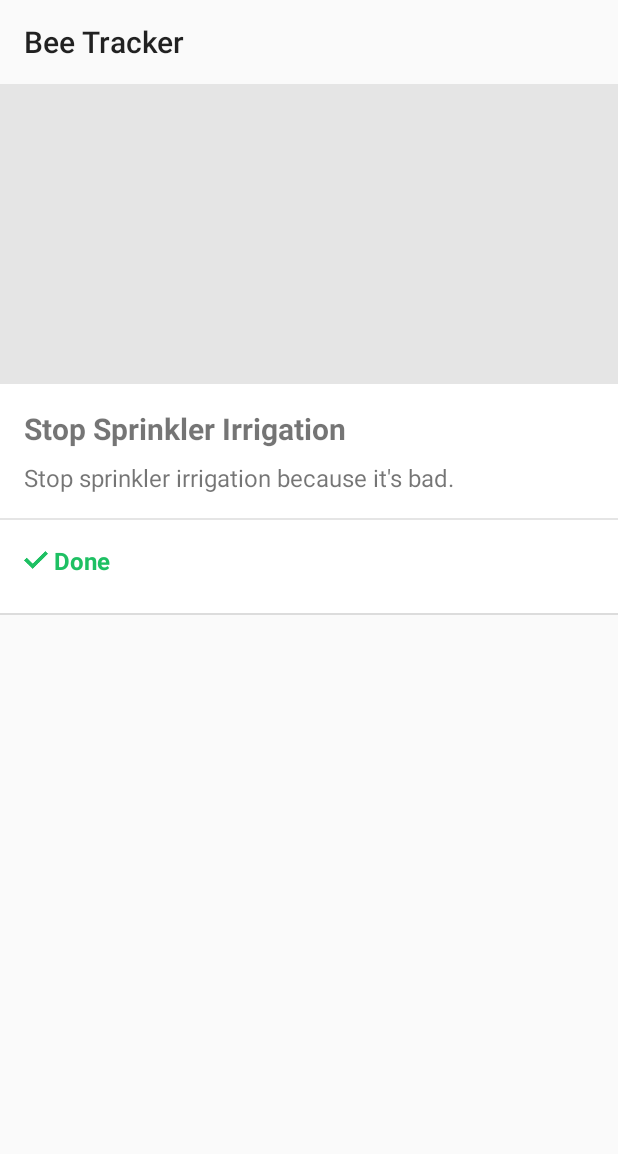
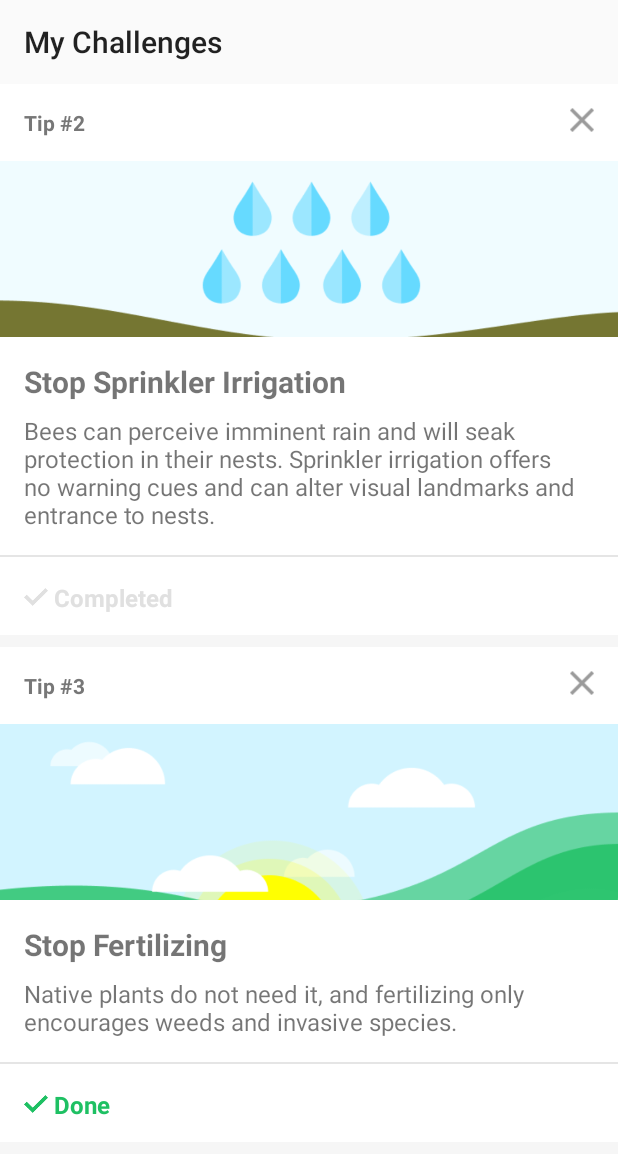
Before and after one commit to uwblueprint/foe-android, an Android app: the screen it shows after launch (LearnActivity), after a tap on "Done", on a phone screen of 412 x 824 dp. Shown: the top 1154 px of the screen. Run offline under Robolectric (Android 15) with nearby library versions, the phone set to English and light mode, and no system bars; 1 other tap on this screen came first.

Commit message:
Learn More, first build

```diff
--- a/BeeTracker/app/src/main/AndroidManifest.xml
+++ b/BeeTracker/app/src/main/AndroidManifest.xml
@@ -10,10 +10,11 @@
         android:label="@string/app_name"
         android:supportsRtl="true"
         android:theme="@style/AppTheme">
-        <activity android:name=".LearnActivity">
+        <activity
+            android:name=".LearnActivity"
+            android:label="My Challenges">
             <intent-filter>
                 <action android:name="android.intent.action.MAIN" />
-
                 <category android:name="android.intent.category.LAUNCHER" />
             </intent-filter>
         </activity>
--- a/BeeTracker/app/src/main/java/com/blueprint/foe/beetracker/LearnActivity.java
+++ b/BeeTracker/app/src/main/java/com/blueprint/foe/beetracker/LearnActivity.java
@@ -1,11 +1,14 @@
 package com.blueprint.foe.beetracker;
 
+import android.graphics.drawable.ColorDrawable;
 import android.os.Bundle;
+import android.support.v7.app.ActionBar;
 import android.support.v7.app.AppCompatActivity;
 import android.view.View;
 import android.widget.AdapterView;
 import android.widget.LinearLayout;
 import android.widget.ListView;
+import android.widget.ImageView;
 import android.widget.TextView;
 
 import com.blueprint.foe.beetracker.Model.FactCollection;
@@ -22,33 +25,17 @@ public class LearnActivity extends AppCompatActivity {
         super.onCreate(savedInstanceState);
         setContentView(R.layout.activity_learn);
 
-        facts.addFact("Don\'t Mow So Low", "Mow so low.");
-        facts.addFact("Stop Sprinkler Irrigation", "Stop sprinkler irrigation because it's bad.");
+        facts.addFact("Don\'t Mow So Low",
+                "Mow lawns with a high blade setting to allow violets and clovers to grow.");
+        facts.addFact("Stop Sprinkler Irrigation",
+                "Bees can perceive imminent rain and will seak protection in their nests. Sprinkler irrigation offers no warning cues and can alter visual landmarks and entrance to nests.",
+                FactCollection.Category.WATER);
+        facts.addFact("Stop Fertilizing",
+                "Native plants do not need it, and fertilizing only encourages weeds and invasive species.");
 
         final FactsAdapter adapter = new FactsAdapter(this, facts.getFacts());
         ListView listView = (ListView) findViewById(R.id.factsListView);
 
         listView.setAdapter(adapter);
-
-        listView.setOnItemClickListener(new AdapterView.OnItemClickListener() {
-            @Override
-            public void onItemClick( AdapterView<?> parent, View view, final int position, long id) {
-                LinearLayout completeButton = (LinearLayout) view.findViewById(R.id.btnCompleteFact);
-
-                completeButton.setOnClickListener( new View.OnClickListener() {
-                    @Override
-                    public void onClick(View v) {
-
-                        System.out.println( position + " clicked!");
-                        facts.getFacts().remove(position);
-
-                        adapter.notifyDataSetChanged();
-
-                    }
-
-                });
-            }
-        });
-
     };
 }
--- a/BeeTracker/app/src/main/java/com/blueprint/foe/beetracker/Model/FactCollection.java
+++ b/BeeTracker/app/src/main/java/com/blueprint/foe/beetracker/Model/FactCollection.java
@@ -5,7 +5,12 @@ import java.util.ArrayList;
 /**
  * Created by johnsington on 2017-07-07.
  */
+
 public class FactCollection {
+
+    public enum Category {
+        GENERAL, GARDEN, WATER
+    }
 
     ArrayList<Fact> facts;
     static int id;
@@ -18,6 +23,13 @@ public class FactCollection {
     public void addFact(String title, String description) {
         Fact newFact = new Fact(title, description, this.id);
         this.facts.add(newFact);
+        this.id++;
+    }
+
+    public void addFact(String title, String description, Category category) {
+        Fact newFact = new Fact(title, description, this.id, category);
+        this.facts.add(newFact);
+        this.id++;
     }
 
     public ArrayList<Fact> getFacts () {
@@ -25,22 +37,37 @@ public class FactCollection {
     }
 
     public class Fact {
+
         String title;
         String description;
+        Category category;
         int id;
+
 
         public Fact(String title, String description, int id) {
             this.title = title;
             this.description = description;
             this.id = id;
+            this.category = Category.GENERAL;
+        }
+
+        public Fact(String title, String description, int id, Category category) {
+            this(title, description, id);
+            this.category = category;
         }
 
         public String getTitle() {
             return this.title;
         }
 
+        public int getId() {
+            return this.id;
+        }
+
         public String getDescription() {
             return this.description;
         }
+
+        public Category getCategory() { return this.category; }
     }
 }
--- a/BeeTracker/app/src/main/java/com/blueprint/foe/beetracker/Model/FactsAdapter.java
+++ b/BeeTracker/app/src/main/java/com/blueprint/foe/beetracker/Model/FactsAdapter.java
@@ -1,14 +1,18 @@
 package com.blueprint.foe.beetracker.Model;
 
 import android.content.Context;
+import android.support.v4.content.ContextCompat;
 import android.view.LayoutInflater;
 import android.view.View;
 import android.view.ViewGroup;
 import android.widget.ArrayAdapter;
+import android.widget.ImageView;
 import android.widget.LinearLayout;
 import android.widget.TextView;
 
 import com.blueprint.foe.beetracker.R;
+
+import org.w3c.dom.Text;
 
 import java.util.ArrayList;
 
@@ -25,17 +29,60 @@ public class FactsAdapter extends ArrayAdapter<FactCollection.Fact> {
     @Override
     public View getView(int position, View convertView, ViewGroup parent) {
         // Get the data item for this position
-        FactCollection.Fact fact = getItem(position);
+        final FactCollection.Fact fact = getItem(position);
         // Check if an existing view is being reused, otherwise inflate the view
         if (convertView == null) {
             convertView = LayoutInflater.from(getContext()).inflate(R.layout.fact_view, parent, false);
         }
 
+        //template fact data (illustration, text) into view
         TextView factTitle = (TextView) convertView.findViewById(R.id.factTitle);
         TextView factDescription = (TextView) convertView.findViewById(R.id.factDescription);
+        TextView factId = (TextView) convertView.findViewById(R.id.lblFactId);
 
         factTitle.setText(fact.getTitle());
         factDescription.setText(fact.getDescription());
+        factId.setText("Tip #" + Integer.toString(fact.getId()+1));
+
+        ImageView factImage = (ImageView) convertView.findViewById(R.id.imgFactIllustration);
+
+        switch (fact.getCategory()) {
+            case GENERAL:
+                factImage.setImageResource(R.drawable.fact_illustation_general);
+                break;
+            case WATER:
+                factImage.setImageResource(R.drawable.fact_illustration_water);
+                break;
+            default:
+                throw new Error("Fact Category not defined");
+        }
+
+        //set up tap event for X Close icon
+        LinearLayout closeButton = (LinearLayout) convertView.findViewById(R.id.btnClose);
+
+        closeButton.setOnClickListener( new View.OnClickListener() {
+            @Override
+            public void onClick(View v) {
+                System.out.println( fact.getId() + " clicked!");
+                remove(fact);
+            }
+
+        });
+
+        //set up event for completing a fact
+        LinearLayout completeButton = (LinearLayout) convertView.findViewById(R.id.btnCompleteFact);
+        final TextView completeText = (TextView) convertView.findViewById(R.id.lblCompleteCTA);
+        final ImageView completeImage = (ImageView) convertView.findViewById(R.id.iconCompleteCTA);
+
+        completeButton.setOnClickListener( new View.OnClickListener() {
+            @Override
+            public void onClick(View v) {
+                completeText.setText("Completed");
+                completeText.setTextColor(ContextCompat.getColor(getContext(), R.color.light_grey));
+                completeImage.setImageResource(R.drawable.icon_done_checkmark_disabled);
+            }
+
+        });
 
         return convertView;
     }
--- a/BeeTracker/app/src/main/res/layout/activity_learn.xml
+++ b/BeeTracker/app/src/main/res/layout/activity_learn.xml
@@ -4,12 +4,15 @@
     xmlns:tools="http://schemas.android.com/tools"
     android:layout_width="match_parent"
     android:layout_height="match_parent"
+    android:background="#F6F6F6"
     tools:context="com.blueprint.foe.beetracker.LearnActivity">
-
     <ListView
         android:id="@+id/factsListView"
+        android:animateLayoutChanges="true"
         android:layout_width="match_parent"
         android:layout_height="match_parent"
         android:layout_alignParentTop="true"
-        android:layout_alignParentStart="true" />
+        android:layout_alignParentStart="true"
+        android:divider="@null"
+        android:dividerHeight="0dp"/>
 </RelativeLayout>
--- a/BeeTracker/app/src/main/res/layout/fact_view.xml
+++ b/BeeTracker/app/src/main/res/layout/fact_view.xml
@@ -4,12 +4,54 @@
     android:layout_width="match_parent"
     android:layout_height="wrap_content"
     android:orientation="vertical"
-    android:background="#fff"
+    android:paddingBottom="8dp"
     >
 
+    <LinearLayout xmlns:android="http://schemas.android.com/apk/res/android"
+        android:id="@+id/factViewContainer"
+        android:layout_width="match_parent"
+        android:layout_height="wrap_content"
+        android:orientation="vertical"
+        android:background="#fff">
+
+        <LinearLayout
+            android:id="@+id/factTopBar"
+            android:layout_width="match_parent"
+            android:layout_height="match_parent"
+            android:orientation="horizontal"
+            >
+            <TextView
+                android:id="@+id/lblFactId"
+                android:layout_width="wrap_content"
+                android:layout_height="wrap_content"
+                android:textSize="14dp"
+                android:textStyle="bold"
+                android:paddingLeft="16dp"
+                android:paddingTop="16dp"
+                android:paddingBottom="16dp"
+                android:text="TIP 1"
+                android:layout_weight="1"
+                android:textColor="#777"/>
+            <LinearLayout
+                android:layout_width="wrap_content"
+                android:id="@+id/btnClose"
+                android:layout_height="wrap_content"
+                android:paddingLeft="16dp"
+                android:paddingRight="16dp"
+                android:paddingTop="16dp"
+                android:paddingBottom="16dp"
+                android:background="#fff">
                 <ImageView
+                    android:layout_width="16dp"
+                    android:layout_height="16dp"
+                    android:src="@drawable/icon_close"/>
+            </LinearLayout>
+        </LinearLayout>
+        <ImageView
+            android:id="@+id/imgFactIllustration"
+            android:scaleType="centerCrop"
             android:layout_width="match_parent"
-        android:layout_height="200dp"
+            android:layout_height="117dp"
             android:background="#e5e5e5"
             android:layout_marginBottom="16dp"/>
 
@@ -49,17 +91,18 @@
             android:paddingLeft="16dp"
             android:paddingRight="16dp"
             android:paddingTop="16dp"
-        android:paddingBottom="24dp"
+            android:paddingBottom="14dp"
 
             >
             <ImageView
+                android:id="@+id/iconCompleteCTA"
                 android:layout_width="16dp"
                 android:layout_height="16dp"
                 android:layout_marginRight="4dp"
                 android:layout_gravity="center_vertical"
                 android:src="@drawable/icon_done_checkmark"/>
             <TextView
-            android:id="@+id/btnDone"
+                android:id="@+id/lblCompleteCTA"
                 android:layout_width="wrap_content"
                 android:layout_height="wrap_content"
                 android:textStyle="bold"
@@ -67,4 +110,6 @@
                 android:textColor="@color/grassGreen"
                 android:text="Done"/>
         </LinearLayout>
+
     </LinearLayout>
+</LinearLayout>
```
Lines whose indentation alone changed are shown as unchanged.
